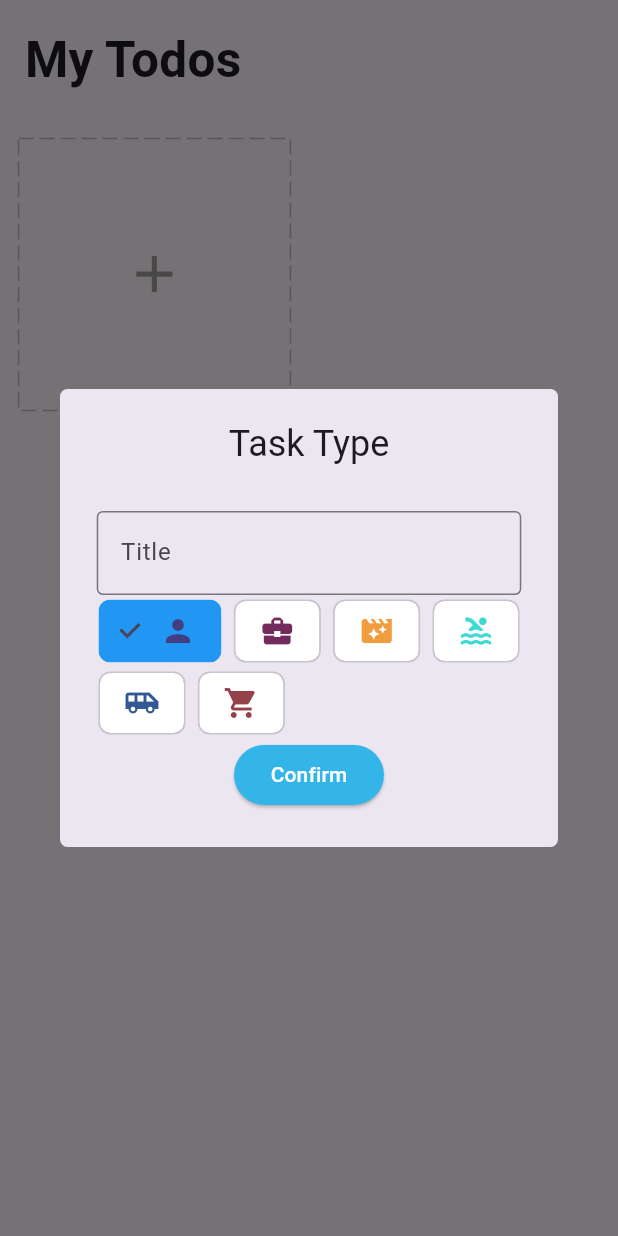
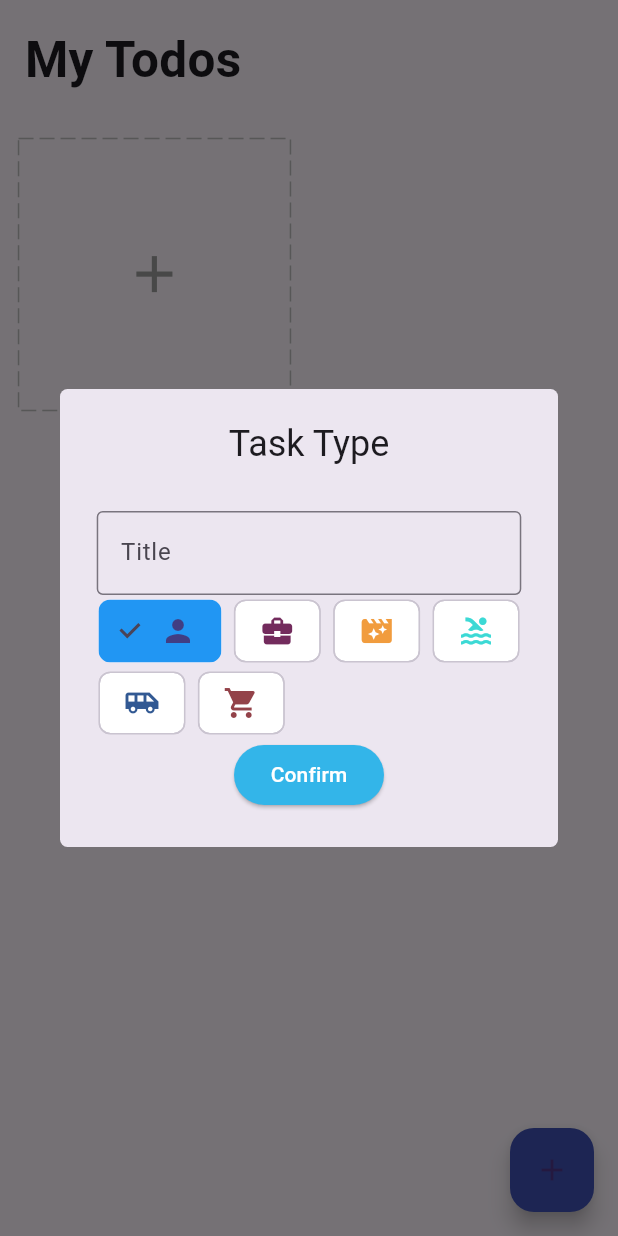
Before and after one commit to zajiim/MyTodo, a Flutter app: the screen it shows after launch, after a tap on the "add" icon, on a phone screen of 412 x 824 dp. Run offline on Flutter 3.47's test engine with Material 2 defaults, Android fonts, the phone set to English and light mode, and no system bars; drawn by our look-alikes of dotted_border; our stand-ins replace equatable, flutter_easyloading, get, get_storage, google_fonts, step_progress_indicator.

```diff
--- a/lib/app/data/services/storage/storage_services.dart
+++ b/lib/app/data/services/storage/storage_services.dart
@@ -14,9 +14,6 @@ class StorageService extends GetxService {
   List read<List>(String key) {
     return _box.read(key);
   }
-  // T read<T>(String key) {
-  //   return _box.read(key);
-  // }
 
   void write(String key, dynamic value) async {
     await _box.write(key, value);
--- a/lib/app/modules/home/home_screen.dart
+++ b/lib/app/modules/home/home_screen.dart
@@ -1,9 +1,11 @@
 import 'package:flutter/material.dart';
+import 'package:flutter_easyloading/flutter_easyloading.dart';
 import 'package:get/get.dart';
 import 'package:getx_todo_app/app/core/utils/extensions.dart';
 import 'package:getx_todo_app/app/data/models/task.dart';
 import 'package:getx_todo_app/app/modules/home/home_controller.dart';
 import 'package:getx_todo_app/app/modules/home/widgets/add_card.dart';
+import 'package:getx_todo_app/app/modules/home/widgets/add_todo_sheet_widget.dart';
 import 'package:getx_todo_app/app/modules/home/widgets/task_card.dart';
 
 class HomeScreen extends GetView<HomeController> {
@@ -32,7 +34,19 @@ class HomeScreen extends GetView<HomeController> {
                 physics: const ClampingScrollPhysics(),
                 children: [
                   ...controller.tasks
-                      .map((items) => TaskCardWidget(task: items))
+                      .map((items) => LongPressDraggable(
+                            data: items,
+                            onDragStarted: () =>
+                                controller.changeDeleting(true),
+                            onDraggableCanceled: (_, __) =>
+                                controller.changeDeleting(false),
+                            onDragEnd: (_) => controller.changeDeleting(false),
+                            feedback: Opacity(
+                              opacity: 0.8,
+                              child: TaskCardWidget(task: items),
+                            ),
+                            child: TaskCardWidget(task: items),
+                          ))
                       .toList(),
                   AddCardWidget(),
                 ],
@@ -41,6 +55,27 @@ class HomeScreen extends GetView<HomeController> {
           ],
         ),
       ),
+      floatingActionButton: DragTarget<Task>(
+        builder: (_, __, ___) {
+          return Obx(
+            () => FloatingActionButton(
+              backgroundColor:
+                  controller.deleting.value ? Colors.red : Colors.indigo,
+              onPressed: () => Get.to(() => AddTodoSheetScreen(),
+                  transition: Transition.downToUp),
+              child: Icon(
+                controller.deleting.value ? Icons.delete : Icons.add,
+              ),
+            ),
+          );
+        },
+        onAccept: (Task task) {
+          controller.deleteTask(task);
+          EasyLoading.showSuccess(
+            "Deleted Todo",
+          );
+        },
+      ),
     );
   }
 }
--- a/lib/app/modules/home/widgets/task_card.dart
+++ b/lib/app/modules/home/widgets/task_card.dart
@@ -121,8 +121,8 @@ class TaskCardWidget extends StatelessWidget {
                   ),
                   overflow: TextOverflow.ellipsis,
                 ),
-                const SizedBox(
-                  height: 5,
+                SizedBox(
+                  height: 3.0.wp,
                 ),
                 Text(
                   '${task.todos?.length ?? 0} Task',
```
Also changed, not shown: lib/app/modules/home/home_controller.dart (+32 -0 lines), lib/app/modules/home/widgets/add_todo_sheet_widget.dart (added, +139 -0 lines).
